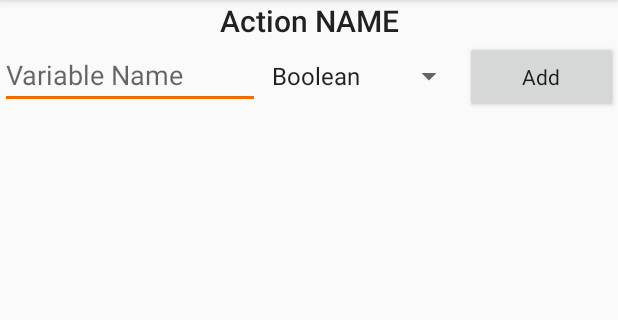
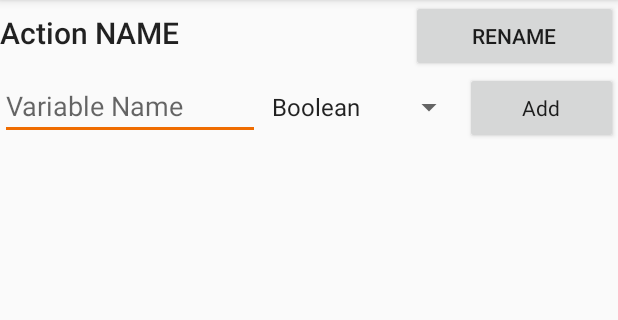
Before and after one commit to TimeCrafters/TimeCraftersActionsConfigurator, an Android app: the EditActivity screen opened directly, with no data from a screen before it, on a phone screen of 412 x 824 dp, the part 84-404 px from its top. Run offline under Robolectric (Android 15) with nearby library versions, the phone set to English and light mode, and no system bars; 4 statements that could not run were skipped.

Commit message:
Added delete button and confirmation for actions, added rename button to EditActivity (need to implement)

```diff
--- a/app/src/main/java/org/timecrafters/timecraftersactionconfigurator/EditActivity.java
+++ b/app/src/main/java/org/timecrafters/timecraftersactionconfigurator/EditActivity.java
@@ -15,6 +15,7 @@ import android.widget.EditText;
 import android.widget.LinearLayout;
 import android.widget.Spinner;
 import android.widget.TextView;
+import android.widget.Toast;
 
 import org.timecrafters.timecraftersactionconfigurator.editSupport.EditDialog;
 import org.timecrafters.timecraftersactionconfigurator.jsonhandler.DataStruct;
@@ -32,6 +33,7 @@ public class EditActivity extends AppCompatActivity {
   private Spinner variableType;
   private Button addVariable;
   private TextView title;
+  private Button renameAction;
   private DataStruct activeDataStruct;
 
   private int currentIndex = 0;
@@ -41,10 +43,11 @@ public class EditActivity extends AppCompatActivity {
     super.onCreate(savedInstanceState);
     setContentView(R.layout.activity_edit);
 
-    mainActivity = MainActivity.mainActivity;
+    mainActivity = MainActivity.instance;
     dataStructs  = mainActivity.dataStructs;
 
     title        = (TextView) findViewById(R.id.actionName);
+    renameAction = (Button) findViewById(R.id.rename_action);
     container    = (LinearLayout) findViewById(R.id.container);
     variableName = (EditText) findViewById(R.id.variableName);
     variableType = (Spinner) findViewById(R.id.variableType);
@@ -58,6 +61,13 @@ public class EditActivity extends AppCompatActivity {
     }
 
     title.setText("Editing "+activeDataStruct.name());
+
+    renameAction.setOnClickListener(new View.OnClickListener() {
+      @Override
+      public void onClick(View view) {
+        Toast.makeText(getApplicationContext(), "TODO: add rename dialog.", Toast.LENGTH_SHORT).show();
+      }
+    });
 
     addVariable.setOnClickListener(new View.OnClickListener() {
       @Override
@@ -187,7 +197,7 @@ public class EditActivity extends AppCompatActivity {
     editButton.setOnClickListener(new View.OnClickListener() {
       @Override
       public void onClick(View view) {
-        EditDialog editDialog = new EditDialog(context);
+        EditDialog editDialog = new EditDialog(context, mainActivity);
         editDialog.setVariable(variableName, activeDataStruct.variables());
         editDialog.setView(variableValueText);
         editDialog.show();
--- a/app/src/main/java/org/timecrafters/timecraftersactionconfigurator/editSupport/EditDialog.java
+++ b/app/src/main/java/org/timecrafters/timecraftersactionconfigurator/editSupport/EditDialog.java
@@ -27,9 +27,11 @@ public class EditDialog extends Dialog {
   EditText integerValue;
   EditText stringValue;
   TextView textView;
+  MainActivity mainActivity;
 
-  public EditDialog(@NonNull Context context) {
+  public EditDialog(@NonNull Context context, MainActivity mainActivity) {
     super(context);
+    this.mainActivity = mainActivity;
   }
 
   @Override
@@ -63,7 +65,7 @@ public class EditDialog extends Dialog {
       public void onClick(View view) {
         saveVariable();
         textView.setText(DataStruct.valueOf(variables.get(variableName)).toString());
-        MainActivity.mainActivity.saveJSON(textView, "Updated \""+variableName+"\".");
+        mainActivity.saveJSON(textView, "Updated \""+variableName+"\".");
         dismiss();
       }
     });
--- a/app/src/main/res/layout/activity_edit.xml
+++ b/app/src/main/res/layout/activity_edit.xml
@@ -11,13 +11,26 @@
         android:layout_height="match_parent"
         android:orientation="vertical">
 
-        <TextView
-            android:id="@+id/actionName"
+        <LinearLayout
             android:layout_width="match_parent"
             android:layout_height="wrap_content"
-            android:text="Action NAME"
-            android:textAlignment="center"
-            android:textAppearance="@style/TextAppearance.AppCompat.Title" />
+            android:orientation="horizontal">
+
+            <TextView
+                android:id="@+id/actionName"
+                android:layout_width="274dp"
+                android:layout_height="wrap_content"
+                android:text="Action NAME"
+                android:textAlignment="textStart"
+                android:textAppearance="@style/TextAppearance.AppCompat.Title" />
+
+            <Button
+                android:id="@+id/rename_action"
+                android:layout_width="wrap_content"
+                android:layout_height="wrap_content"
+                android:layout_weight="1"
+                android:text="Rename" />
+        </LinearLayout>
 
         <ScrollView
             android:layout_width="match_parent"
```
Also changed, not shown: app/src/main/java/org/timecrafters/timecraftersactionconfigurator/MainActivity.java (+57 -7 lines).
